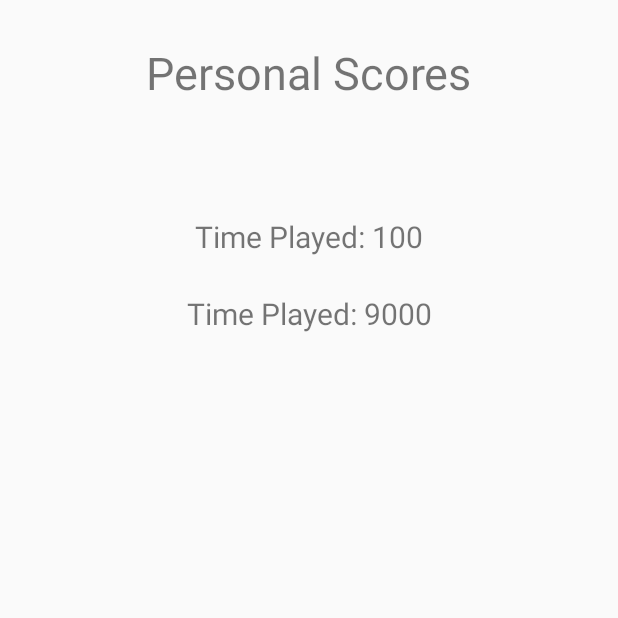
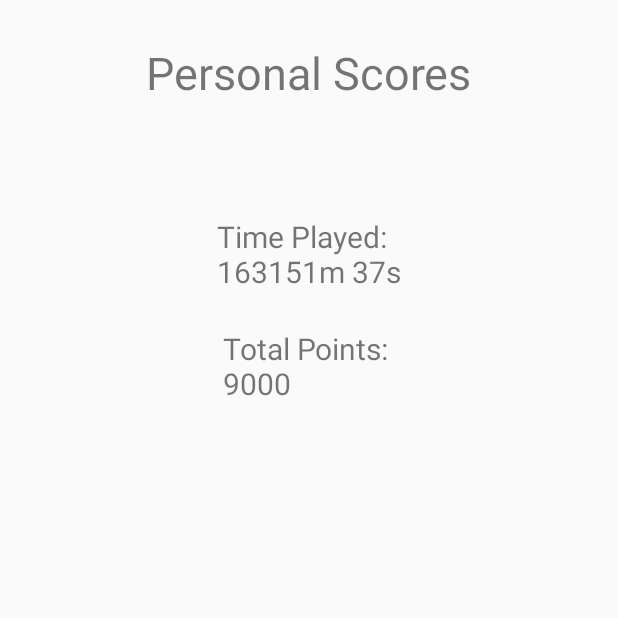
Before and after one commit to jasonliu-json/android-games, an Android app: the PersonalScoresActivity screen opened directly, with no data from a screen before it, on a phone screen of 412 x 824 dp, the top half of it. Run offline under Robolectric (Android 15) with nearby library versions, the phone set to English and light mode, and no system bars; 1 statement that could not run was skipped.

Commit message:
fixed timePlayed formatting for PersonalScoresActivity

```diff
--- a/phase1/app/src/main/java/uoft/csc207/gameapplication/PersonalScoresActivity.java
+++ b/phase1/app/src/main/java/uoft/csc207/gameapplication/PersonalScoresActivity.java
@@ -33,9 +33,15 @@ public class PersonalScoresActivity extends AppCompatActivity {
         username = getIntent().getExtras().getString("username");
         loadPersonalScores();
 
-//        personalScores.add("1");
-//        personalScores.add("2");
-//        personalScores.add("9000");
+        // hard coded for now
+        totalPointsText = "9000";
+        totalPointsText = "Total Points: \n" + totalPointsText;
+
+        timePlayedText = "09789097";
+        int minutesPlayed = Integer.valueOf(timePlayedText) / 60;
+        int extraSeconds = Integer.valueOf(timePlayedText) % 60;
+        timePlayedText = "Time Played: \n" + minutesPlayed + "m " + extraSeconds + "s";
+
 
 
         String scores = "";
@@ -51,18 +57,14 @@ public class PersonalScoresActivity extends AppCompatActivity {
         scoreList.setTextSize(20);
         scoreList.setText(scores);
 
-        // hard coded for now
-        timePlayedText = "100";
-        totalPointsText = "9000";
+
 
         TextView timePlayed = (TextView) findViewById(R.id.time_played);
         timePlayed.setTextSize(20);
-        timePlayedText = "Time Played: " + timePlayedText;
         timePlayed.setText(timePlayedText);
 
         TextView totalPoints = (TextView) findViewById(R.id.total_points);
         totalPoints.setTextSize(20);
-        totalPointsText = "Time Played: " + totalPointsText;
         totalPoints.setText(totalPointsText);
 
 
```
